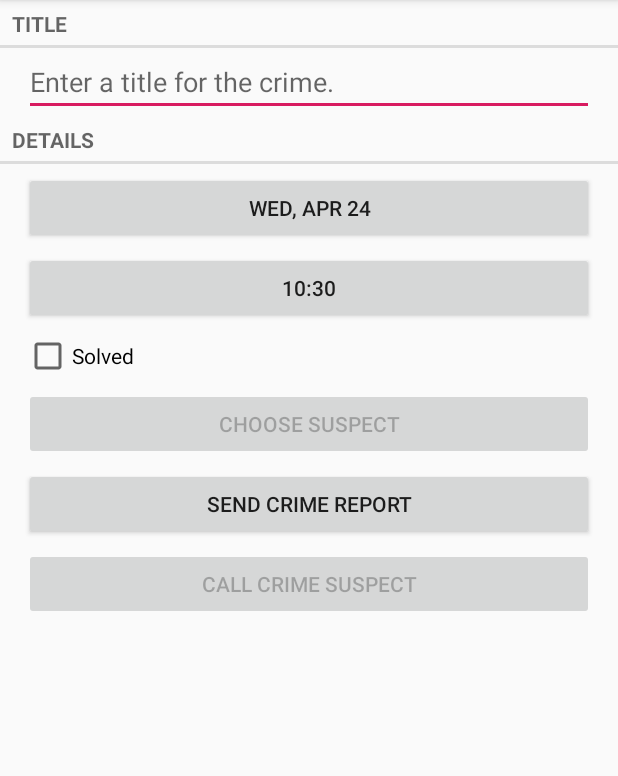
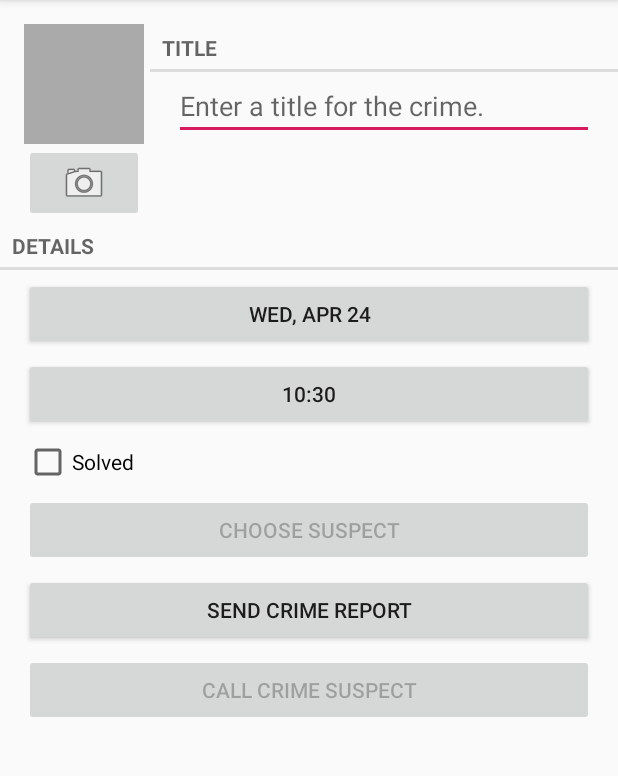
Before and after one commit to vhontar/learning-android-criminalintent, an Android app: the CrimeFragment screen opened directly, with no data from a screen before it, on a phone screen of 412 x 824 dp, the part 84-860 px from its top. Run offline under Robolectric (Android 15) with nearby library versions, the phone set to English and light mode, and no system bars.

Commit message:
add camera feature

```diff
--- a/app/src/main/AndroidManifest.xml
+++ b/app/src/main/AndroidManifest.xml
@@ -3,6 +3,11 @@
     package="com.vhontar.criminalintent">
 
     <uses-permission android:name="android.permission.READ_CONTACTS"/>
+    <uses-permission android:name="android.permission.READ_EXTERNAL_STORAGE"
+        android:maxSdkVersion="18" />
+
+    <uses-feature android:name="android.hardware.camera"
+        android:required="false" />
 
     <application
         android:allowBackup="true"
--- a/app/src/main/java/com/vhontar/criminalintent/CrimeFragment.java
+++ b/app/src/main/java/com/vhontar/criminalintent/CrimeFragment.java
@@ -5,9 +5,12 @@ import android.content.ContentResolver;
 import android.content.Intent;
 import android.content.pm.PackageManager;
 import android.database.Cursor;
+import android.graphics.Bitmap;
+import android.graphics.BitmapFactory;
 import android.net.Uri;
 import android.os.Bundle;
 import android.provider.ContactsContract;
+import android.provider.MediaStore;
 import android.support.annotation.NonNull;
 import android.support.annotation.Nullable;
 import android.support.v4.app.Fragment;
@@ -27,8 +30,13 @@ import android.widget.EditText;
 
 import com.vhontar.criminalintent.models.crime.Crime;
 import com.vhontar.criminalintent.models.crime.CrimeLab;
+import com.vhontar.criminalintent.utils.PictureUtils;
 
 import android.text.format.DateFormat;
+import android.widget.ImageButton;
+import android.widget.ImageView;
+
+import java.io.File;
 import java.util.Date;
 import java.util.UUID;
 
@@ -40,6 +48,7 @@ public class CrimeFragment extends Fragment {
     private static final int REQUEST_DATE_PICKER = 0;
     private static final int REQUEST_TIME_DIALOG = 1;
     private static final int REQUEST_CONTACT = 2;
+    private static final int REQUEST_PHOTO = 3;
 
     private EditText mTitleEditText;
     private Button mDateButton;
@@ -48,7 +57,10 @@ public class CrimeFragment extends Fragment {
     private Button mCrimeSuspectButton;
     private Button mSendCrimeResportButton;
     private Button mCallSuspectButton;
+    private ImageView mIvCrimePhoto;
+    private ImageButton mIbCrimeCamera;
 
+    private File mPhotoFile;
     private Crime mCrime;
 
     public static Fragment newInstance(UUID crimeId) {
@@ -66,6 +78,7 @@ public class CrimeFragment extends Fragment {
 
         UUID mCrimeId = (UUID) getArguments().getSerializable(ARG_CRIME_ID);
         mCrime = CrimeLab.getInstance(getActivity()).getCrime(mCrimeId);
+        mPhotoFile = CrimeLab.getInstance(getActivity()).getPhotoFile(mCrime);
     }
 
     @Override
@@ -170,6 +183,19 @@ public class CrimeFragment extends Fragment {
             mCallSuspectButton.setEnabled(false);
         }
 
+        mIbCrimeCamera = v.findViewById(R.id.ib_crime_camera);
+        final Intent captureImage = new Intent(MediaStore.ACTION_IMAGE_CAPTURE);
+        boolean canTakePhoto = mPhotoFile != null && captureImage.resolveActivity(packageManager) != null;
+        mIbCrimeCamera.setEnabled(canTakePhoto);
+        if (canTakePhoto) {
+            Uri uri = Uri.fromFile(mPhotoFile);
+            captureImage.putExtra(MediaStore.EXTRA_OUTPUT, uri);
+        }
+        mIbCrimeCamera.setOnClickListener(v1 -> startActivityForResult(captureImage, REQUEST_PHOTO));
+
+        mIvCrimePhoto = v.findViewById(R.id.iv_crime_photo);
+        updateCrimePhotoView();
+
         return v;
     }
 
@@ -191,6 +217,10 @@ public class CrimeFragment extends Fragment {
             mCrime.setDate(date);
             updateTime();
             updateDate();
+        }
+
+        if (requestCode == REQUEST_PHOTO) {
+            updateCrimePhotoView();
         }
 
         if (requestCode == REQUEST_CONTACT && data != null) {
@@ -293,4 +323,13 @@ public class CrimeFragment extends Fragment {
                 mCrime.getTitle(), dateString, solvedString, suspect);
         return report;
     }
+
+    private void updateCrimePhotoView() {
+        if (mPhotoFile == null || !mPhotoFile.exists()) {
+            mIvCrimePhoto.setImageDrawable(null);
+        } else {
+            Bitmap bitmap = PictureUtils.getScaledBitmap(mPhotoFile.getPath(), getActivity());
+            mIvCrimePhoto.setImageBitmap(bitmap);
+        }
+    }
 }
--- a/app/src/main/java/com/vhontar/criminalintent/models/crime/Crime.java
+++ b/app/src/main/java/com/vhontar/criminalintent/models/crime/Crime.java
@@ -4,7 +4,6 @@ import java.util.Date;
 import java.util.UUID;
 
 public class Crime {
-
 
     private UUID mId;
     private String mTitle;
@@ -70,4 +69,8 @@ public class Crime {
     public void setNumber(String number) {
         mNumber = number;
     }
+
+    public String getCrimePhotoFilename() {
+        return "IMG_" + getId().toString() + ".jpg";
+    }
 }
--- a/app/src/main/java/com/vhontar/criminalintent/models/crime/CrimeLab.java
+++ b/app/src/main/java/com/vhontar/criminalintent/models/crime/CrimeLab.java
@@ -4,9 +4,11 @@ import android.content.ContentValues;
 import android.content.Context;
 import android.database.Cursor;
 import android.database.sqlite.SQLiteDatabase;
+import android.os.Environment;
 
 import com.vhontar.criminalintent.helpers.CrimeBaseHelper;
 
+import java.io.File;
 import java.util.ArrayList;
 import java.util.List;
 import java.util.UUID;
@@ -114,4 +116,14 @@ public class CrimeLab {
         mCrimeToUpdate = crimeToUpdate;
     }
 
+    public File getPhotoFile(Crime c) {
+        File externalFilesDir = Environment.getExternalStorageDirectory();
+
+        if (externalFilesDir == null) {
+            return null;
+        }
+
+        return new File(externalFilesDir, c.getCrimePhotoFilename());
+    }
+
 }
--- a/app/src/main/res/layout-land/fragment_crime.xml
+++ b/app/src/main/res/layout-land/fragment_crime.xml
@@ -6,19 +6,7 @@
     android:orientation="vertical"
     tools:context=".CrimeFragment">
 
-    <TextView
-        android:layout_width="match_parent"
-        android:layout_height="wrap_content"
-        android:text="@string/crime_title_label"
-        style="?android:listSeparatorTextViewStyle"/>
-
-    <EditText
-        android:id="@+id/et_crime_title"
-        android:layout_width="match_parent"
-        android:layout_height="wrap_content"
-        android:layout_marginLeft="16dp"
-        android:layout_marginRight="16dp"
-        android:hint="@string/crime_title_hint" />
+    <include layout="@layout/view_camera_and_title" />
 
     <TextView
         android:layout_width="match_parent"
--- a/app/src/main/res/layout/fragment_crime.xml
+++ b/app/src/main/res/layout/fragment_crime.xml
@@ -6,19 +6,7 @@
     android:orientation="vertical"
     tools:context=".CrimeFragment">
 
-    <TextView
-        android:layout_width="match_parent"
-        android:layout_height="wrap_content"
-        android:text="@string/crime_title_label"
-        style="?android:listSeparatorTextViewStyle"/>
-
-    <EditText
-        android:id="@+id/et_crime_title"
-        android:layout_width="match_parent"
-        android:layout_height="wrap_content"
-        android:layout_marginLeft="16dp"
-        android:layout_marginRight="16dp"
-        android:hint="@string/crime_title_hint" />
+    <include layout="@layout/view_camera_and_title" />
 
     <TextView
         android:layout_width="match_parent"
--- /dev/null
+++ b/app/src/main/res/layout/view_camera_and_title.xml
@@ -0,0 +1,51 @@
+<?xml version="1.0" encoding="utf-8"?>
+<LinearLayout xmlns:android="http://schemas.android.com/apk/res/android"
+    android:layout_width="match_parent"
+    android:layout_height="wrap_content"
+    android:layout_marginLeft="16dp"
+    android:layout_marginStart="16dp"
+    android:layout_marginTop="16dp">
+
+    <LinearLayout
+        android:layout_width="wrap_content"
+        android:layout_height="wrap_content"
+        android:layout_marginRight="4dp"
+        android:layout_marginEnd="4dp"
+        android:orientation="vertical">
+
+        <ImageView
+            android:id="@+id/iv_crime_photo"
+            android:layout_width="80dp"
+            android:layout_height="80dp"
+            android:scaleType="centerInside"
+            android:background="@android:color/darker_gray"
+            android:cropToPadding="true"/>
+
+        <ImageButton
+            android:id="@+id/ib_crime_camera"
+            android:layout_width="match_parent"
+            android:layout_height="wrap_content"
+            android:src="@android:drawable/ic_menu_camera"/>
+    </LinearLayout>
+
+    <LinearLayout
+        android:layout_width="wrap_content"
+        android:layout_height="wrap_content"
+        android:orientation="vertical"
+        android:layout_weight="1">
+        <TextView
+            android:layout_width="match_parent"
+            android:layout_height="wrap_content"
+            android:text="@string/crime_title_label"
+            style="?android:listSeparatorTextViewStyle"/>
+
+        <EditText
+            android:id="@+id/et_crime_title"
+            android:layout_width="match_parent"
+            android:layout_height="wrap_content"
+            android:layout_marginLeft="16dp"
+            android:layout_marginRight="16dp"
+            android:hint="@string/crime_title_hint" />
+    </LinearLayout>
+
+</LinearLayout>
```
Also changed, not shown: app/src/main/java/com/vhontar/criminalintent/utils/PictureUtils.java (added, +40 -0 lines).
